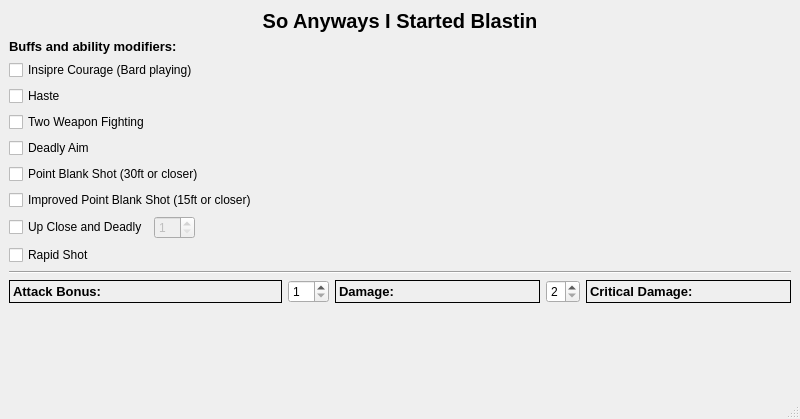
Old version of the form main_window.ui in the repository asarinn/so_anyways_i_started_blastin.
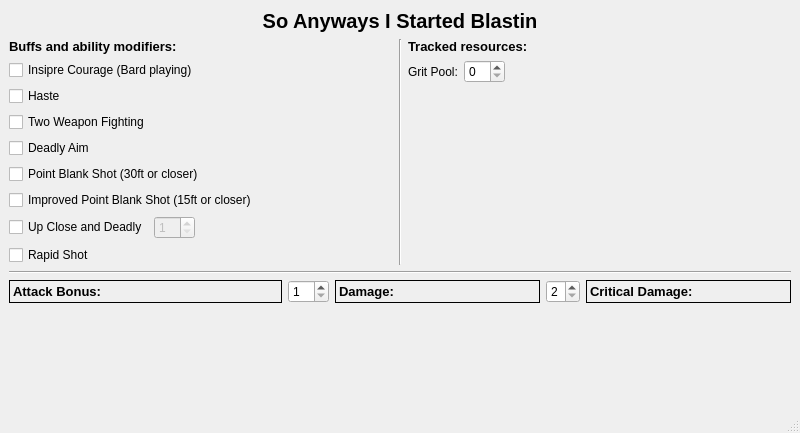
New version of the form.

Commit message: Add tracked resources

```diff
--- a/main_window.ui
+++ b/main_window.ui
@@ -7,7 +7,7 @@
     <x>0</x>
     <y>0</y>
     <width>800</width>
-    <height>419</height>
+    <height>433</height>
    </rect>
   </property>
   <property name="windowTitle">
@@ -36,7 +36,7 @@
        </widget>
       </item>
       <item>
-       <layout class="QHBoxLayout" name="horizontalLayout_3" stretch="1,1">
+       <layout class="QHBoxLayout" name="horizontalLayout_3" stretch="1,0,1">
         <item>
          <layout class="QVBoxLayout" name="verticalLayout_4">
           <item>
@@ -143,7 +143,70 @@
          </layout>
         </item>
         <item>
-         <layout class="QVBoxLayout" name="verticalLayout_5"/>
+         <widget class="Line" name="line_2">
+          <property name="orientation">
+           <enum>Qt::Vertical</enum>
+          </property>
+         </widget>
+        </item>
+        <item>
+         <layout class="QVBoxLayout" name="verticalLayout_5">
+          <item>
+           <widget class="QLabel" name="label_3">
+            <property name="font">
+             <font>
+              <family>MS Sans Serif</family>
+              <pointsize>10</pointsize>
+              <weight>75</weight>
+              <bold>true</bold>
+             </font>
+            </property>
+            <property name="text">
+             <string>Tracked resources:</string>
+            </property>
+           </widget>
+          </item>
+          <item>
+           <layout class="QHBoxLayout" name="horizontalLayout_4">
+            <item>
+             <widget class="QLabel" name="label_4">
+              <property name="text">
+               <string>Grit Pool:</string>
+              </property>
+             </widget>
+            </item>
+            <item>
+             <widget class="QSpinBox" name="grit_pool_spin_box"/>
+            </item>
+            <item>
+             <spacer name="horizontalSpacer_2">
+              <property name="orientation">
+               <enum>Qt::Horizontal</enum>
+              </property>
+              <property name="sizeHint" stdset="0">
+               <size>
+                <width>40</width>
+                <height>20</height>
+               </size>
+              </property>
+             </spacer>
+            </item>
+           </layout>
+          </item>
+          <item>
+           <spacer name="verticalSpacer_2">
+            <property name="orientation">
+             <enum>Qt::Vertical</enum>
+            </property>
+            <property name="sizeHint" stdset="0">
+             <size>
+              <width>20</width>
+              <height>40</height>
+             </size>
+            </property>
+           </spacer>
+          </item>
+         </layout>
         </item>
        </layout>
       </item>
@@ -235,6 +298,19 @@
         </item>
        </layout>
       </item>
+      <item>
+       <spacer name="verticalSpacer_3">
+        <property name="orientation">
+         <enum>Qt::Vertical</enum>
+        </property>
+        <property name="sizeHint" stdset="0">
+         <size>
+          <width>20</width>
+          <height>40</height>
+         </size>
+        </property>
+       </spacer>
+      </item>
       <item>
        <spacer name="verticalSpacer">
         <property name="orientation">
```
Left out of the diff: 2 changed lines with no effect on the pictures. The commit also changes 4 other files.
